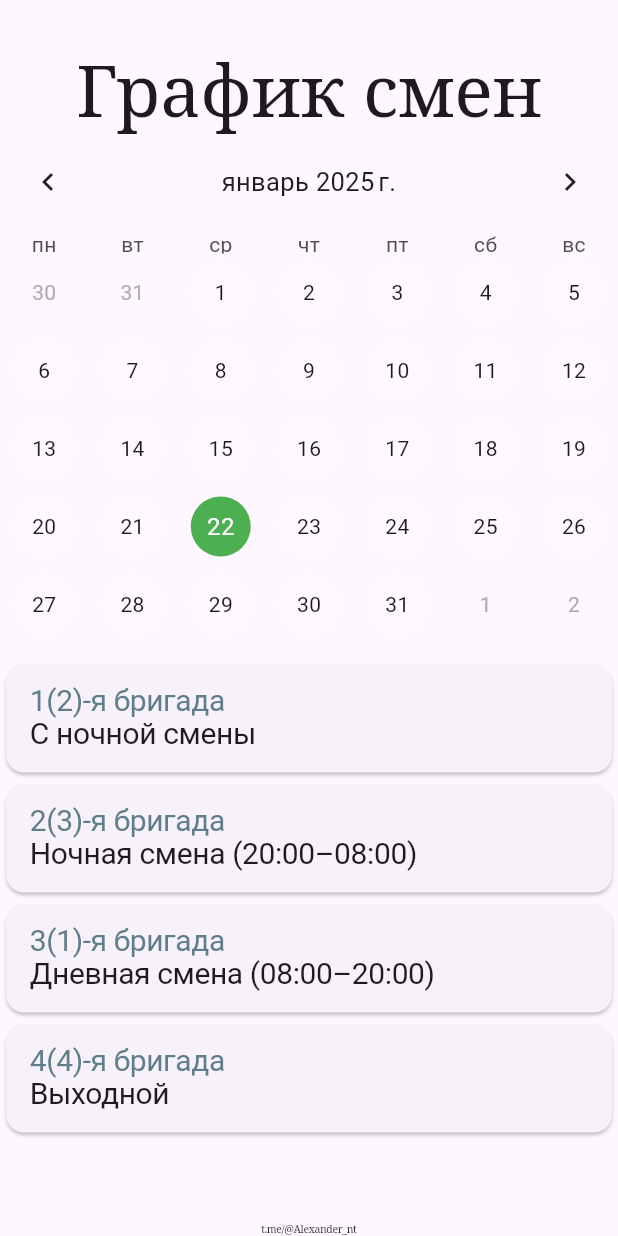
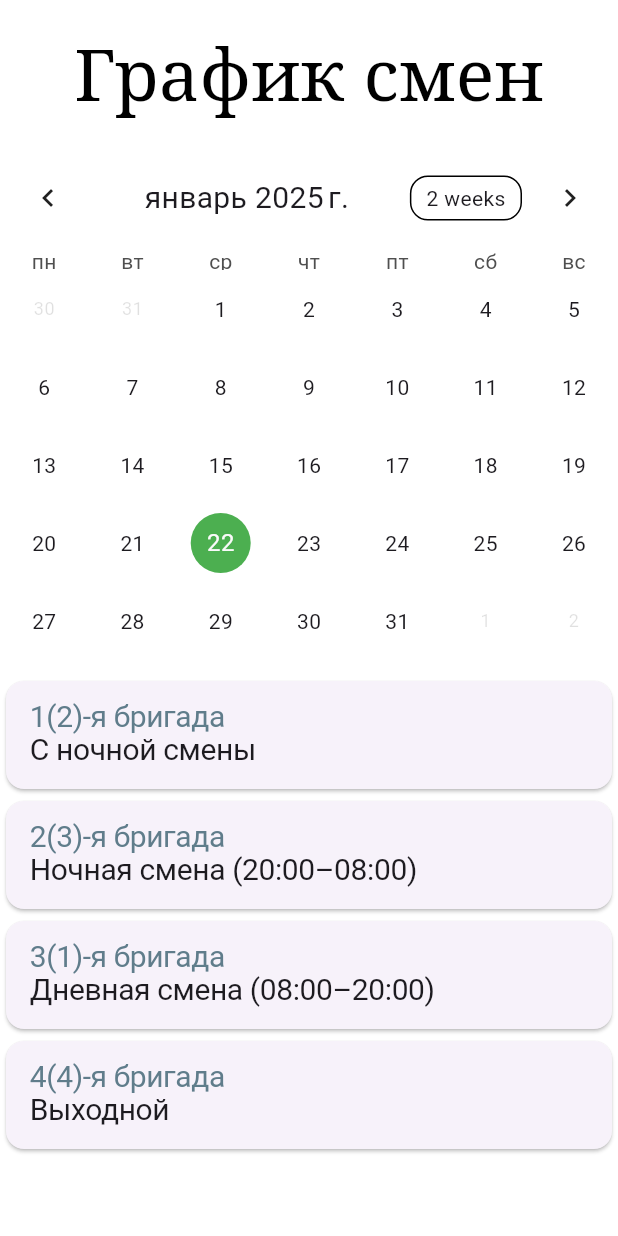
Before and after one commit to Alexander-nt/grafic, a Flutter app: the screen it shows after launch, on a phone screen of 412 x 824 dp. Run offline on Flutter 3.47's test engine with Material 3 defaults, Android fonts, the light colour scheme and no system bars; drawn by our look-alikes of table_calendar; our stand-ins replace google_fonts.

Commit message:
Настройки темы и стилей перенесены в theme.dart. отключен переворот экрана.

```diff
--- a/lib/main.dart
+++ b/lib/main.dart
@@ -1,4 +1,5 @@
 import 'package:flutter/material.dart';
+import 'package:grafic/theme.dart';
 import 'package:table_calendar/table_calendar.dart';
 import 'package:intl/date_symbol_data_local.dart';
 import 'package:google_fonts/google_fonts.dart';
@@ -17,16 +18,18 @@ class ShiftSchedulerApp extends StatelessWidget {
   Widget build(BuildContext context) {
     return MaterialApp(
       title: 'График смен',
-      theme: ThemeData.light(),
-      darkTheme: ThemeData.dark(),
-      themeMode: ThemeMode.system,
-      home: const ShiftScheduleScreen(),
+      theme: lightTheme, // Подключение светлой темы
+      darkTheme: darkTheme, // Подключение темной темы
+      themeMode: ThemeMode.system, // Выбор темы в зависимости от настроек системы
+      home: const ShiftScheduleScreen(title: 'График смен'),
     );
   }
 }
 
 class ShiftScheduleScreen extends StatefulWidget {
-  const ShiftScheduleScreen({super.key});
+  const ShiftScheduleScreen({super.key, required this.title});
+
+  final String title;
 
   @override
   _ShiftScheduleScreenState createState() => _ShiftScheduleScreenState();
@@ -128,24 +131,14 @@ class _ShiftScheduleScreenState extends State<ShiftScheduleScreen> {
         calculateMonthlyStats(selectedDate);
 
     return Scaffold(
+      appBar: AppBar(title: Text(widget.title)),
       body: Column(
         children: [
-          Padding(
-            padding: const EdgeInsets.only(top: 35.0),
-            child: Text(
-              'График смен',
-              style: GoogleFonts.notoSerif(
-                textStyle: Theme.of(context).textTheme.displayLarge,
-                fontSize: 48,
-              ),
-              textAlign: TextAlign.center,
-            ),
-          ),
           //Календарь
           TableCalendar(
             locale: 'ru_RU',
-            firstDay: DateTime(2020),
-            lastDay: DateTime(2030),
+            firstDay: DateTime(2000),
+            lastDay: DateTime(2050),
             focusedDay: selectedDate,
             weekendDays: const [],
             selectedDayPredicate: (day) => isSameDay(day, selectedDate),
@@ -155,41 +148,8 @@ class _ShiftScheduleScreenState extends State<ShiftScheduleScreen> {
                 selectedDate = selectedDay;
               });
             },
-            calendarStyle: const CalendarStyle(
-              todayDecoration: BoxDecoration(
-                color: Colors.blueAccent,
-                shape: BoxShape.circle,
-              ),
-              selectedDecoration: BoxDecoration(
-                color: Colors.green,
-                shape: BoxShape.circle,
-              ),
-              defaultDecoration: BoxDecoration(
-                color: Colors.white10,
-                shape: BoxShape.circle,
-              ),
-              // defaultTextStyle: TextStyle(
-              //   color: Colors.white,
-              // ),
-              weekendDecoration: BoxDecoration(
-                color: Colors.white10,
-                shape: BoxShape.circle,
-              ),
-              // weekendTextStyle: TextStyle(
-              //   color: Colors.white,
-              // ),
-              // outsideDecoration: BoxDecoration(
-              //   color: Colors.black38,
-              //   shape: BoxShape.circle,
-              // ),
-              // outsideTextStyle: TextStyle(
-              //   color: Colors.grey,
-              // ),
-            ),
-            headerStyle: const HeaderStyle(
-              formatButtonVisible: false,
-              titleCentered: true,
-            ),
+            calendarStyle: Theme.of(context).calendarStyle, // Используем стили темы
+            headerStyle: Theme.of(context).headerStyle, // Используем стили темы
           ),
           const SizedBox(height: 10),
           Expanded(
@@ -224,16 +184,16 @@ class _ShiftScheduleScreenState extends State<ShiftScheduleScreen> {
               },
             ),
           ),
-          Text(
-            't.me/@Alexander_nt',
-            style: GoogleFonts.notoSerif(
-                textStyle: Theme.of(context).textTheme.displayLarge,
-                fontSize: 7,
+          // Text(
+          //   't.me/@Alexander_nt',
+          //   style: GoogleFonts.notoSerif(
+          //       textStyle: Theme.of(context).textTheme.displayLarge,
+          //       fontSize: 7,
                 // fontWeight: FontWeight.w500,
                 // fontStyle: FontStyle.italic,
                 // color: Colors.red
-              ),
-          ),
+          //     ),
+          // ),
         ],
       ),
     );
--- /dev/null
+++ b/lib/theme.dart
@@ -0,0 +1,95 @@
+import 'package:flutter/material.dart';
+import 'package:google_fonts/google_fonts.dart';
+import 'package:table_calendar/table_calendar.dart';
+
+// Светлая тема
+ThemeData lightTheme = ThemeData(
+  brightness: Brightness.light,
+  primaryColor: Colors.white,
+  scaffoldBackgroundColor: Colors.white, // Фон для светлой темы
+
+  appBarTheme: AppBarTheme(
+    toolbarHeight: 100.0, // Высота AppBar
+    backgroundColor: Colors.white, // Фон AppBar
+    foregroundColor: Colors.black, // Цвет текста и иконок
+    centerTitle: true, // Центрирование текста
+    titleTextStyle: GoogleFonts.notoSerif(
+      fontSize: 48,
+      color: Colors.black,
+    ),
+  ),
+
+  textTheme: const TextTheme(
+    // bodyLarge: TextStyle(color: Colors.blue), // Цвет основного текста
+    bodySmall: TextStyle(color: Colors.black12), // Цвет вторичного текста
+    // bodyMedium: TextStyle(color: Colors.black),
+  ),
+);
+
+// Темная тема
+ThemeData darkTheme = ThemeData(
+  brightness: Brightness.dark,
+  primaryColor: Colors.black,
+  scaffoldBackgroundColor: Colors.black, // Фон для темной темы
+
+  appBarTheme: AppBarTheme(
+    toolbarHeight: 100.0, // Высота AppBar
+    backgroundColor: Colors.black, // Фон AppBar
+    foregroundColor: Colors.white, // Цвет текста и иконок
+    centerTitle: true, // Центрирование текста
+    titleTextStyle: GoogleFonts.notoSerif(
+      fontSize: 48,
+      color: Colors.white,
+    ),
+  ),
+
+  textTheme: const TextTheme(
+    // bodyLarge: TextStyle(color: Colors.blue), // Цвет основного текста
+    bodySmall: TextStyle(color: Colors.white12), // Цвет вторичного текста
+    // bodyMedium: TextStyle(color: Colors.red),
+  ),
+);
+
+extension CalendarTheme on ThemeData {
+  CalendarStyle get calendarStyle => CalendarStyle(
+        todayDecoration: const BoxDecoration(
+          color: Colors.blueAccent,
+          shape: BoxShape.circle,
+        ),
+        selectedDecoration: const BoxDecoration(
+          color: Colors.green,
+          shape: BoxShape.circle,
+        ),
+        defaultDecoration: const BoxDecoration(
+          color: Colors.white10,
+          shape: BoxShape.circle,
+        ),
+        // defaultTextStyle: textTheme.bodyMedium!.copyWith(
+        //   color: Colors.black, // Цвет текста для обычных дней
+        // ),
+        weekendDecoration: const BoxDecoration(
+          color: Colors.white10,
+          shape: BoxShape.circle,
+        ),
+        // weekendTextStyle: textTheme.bodyMedium!.copyWith(
+        //   color: Colors.red, // Цвет текста выходных дней
+        // ),
+        // outsideDecoration: const BoxDecoration(
+        //   color: Colors.grey,
+        //   shape: BoxShape.circle,
+        // ),
+        outsideTextStyle: textTheme.bodySmall!.copyWith(
+          // color: Colors.blueGrey, // Цвет текста для дней вне текущего месяца
+        ),
+      );
+
+  HeaderStyle get headerStyle => const HeaderStyle(
+        // formatButtonVisible: false,
+        titleCentered: true,
+        titleTextStyle: TextStyle(
+          fontSize: 20,
+          // fontWeight: FontWeight.bold,
+          // color: Colors.black,
+        ),
+      );
+}
--- a/pubspec.yaml
+++ b/pubspec.yaml
@@ -16,7 +16,7 @@ publish_to: 'none' # Remove this line if you wish to publish to pub.dev
 # https://developer.apple.com/library/archive/documentation/General/Reference/InfoPlistKeyReference/Articles/CoreFoundationKeys.html
 # In Windows, build-name is used as the major, minor, and patch parts
 # of the product and file versions while build-number is used as the build suffix.
-version: 0.5.3+1
+version: 0.5.4+2
 
 environment:
   sdk: ^3.5.4
```
Also changed, not shown: 2 other files.
